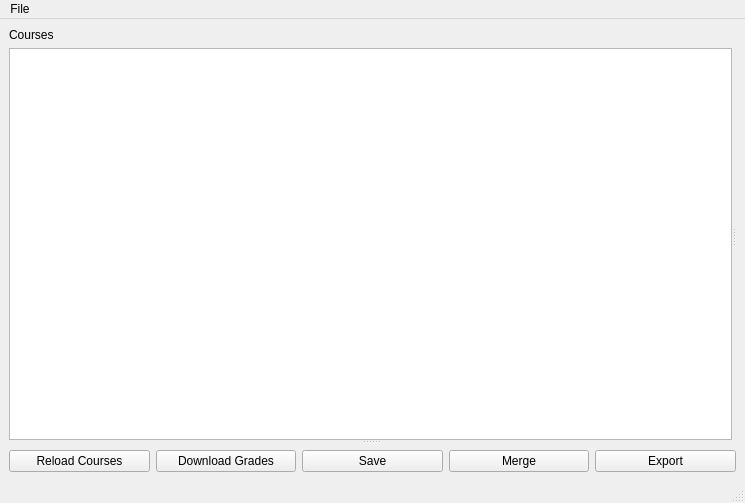
First picture: the form in moodle_sync_aggregate.ui, repository dominikhoebert/Moodle_Sync_Aggregate, before the edit.
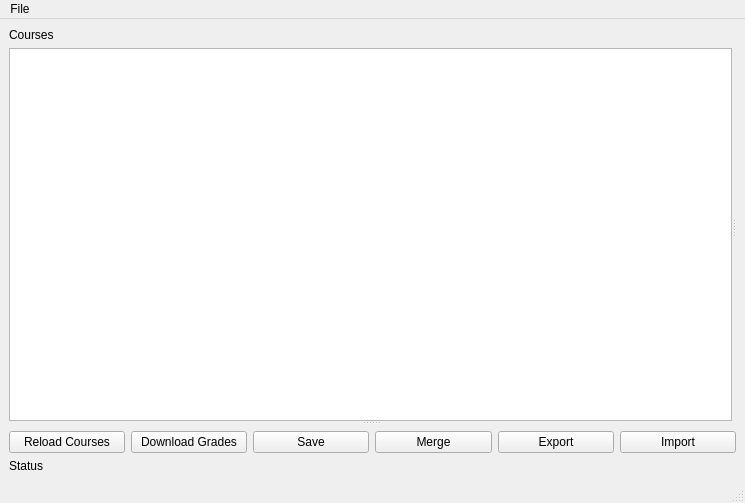
Second picture: the form after the edit.

Diff of the .ui file:
```diff
--- a/moodle_sync_aggregate.ui
+++ b/moodle_sync_aggregate.ui
@@ -84,8 +84,28 @@
         </property>
        </widget>
       </item>
+      <item>
+       <widget class="QPushButton" name="import_pushButton">
+        <property name="text">
+         <string>Import</string>
+        </property>
+       </widget>
+      </item>
      </layout>
     </item>
+    <item>
+     <widget class="QLabel" name="statusbar_label">
+      <property name="maximumSize">
+       <size>
+        <width>16777215</width>
+        <height>13</height>
+       </size>
+      </property>
+      <property name="text">
+       <string>Status</string>
+      </property>
+     </widget>
+    </item>
    </layout>
   </widget>
   <widget class="QMenuBar" name="menubar">
```
Left out of the diff: 2 changed lines with no effect on the pictures.
